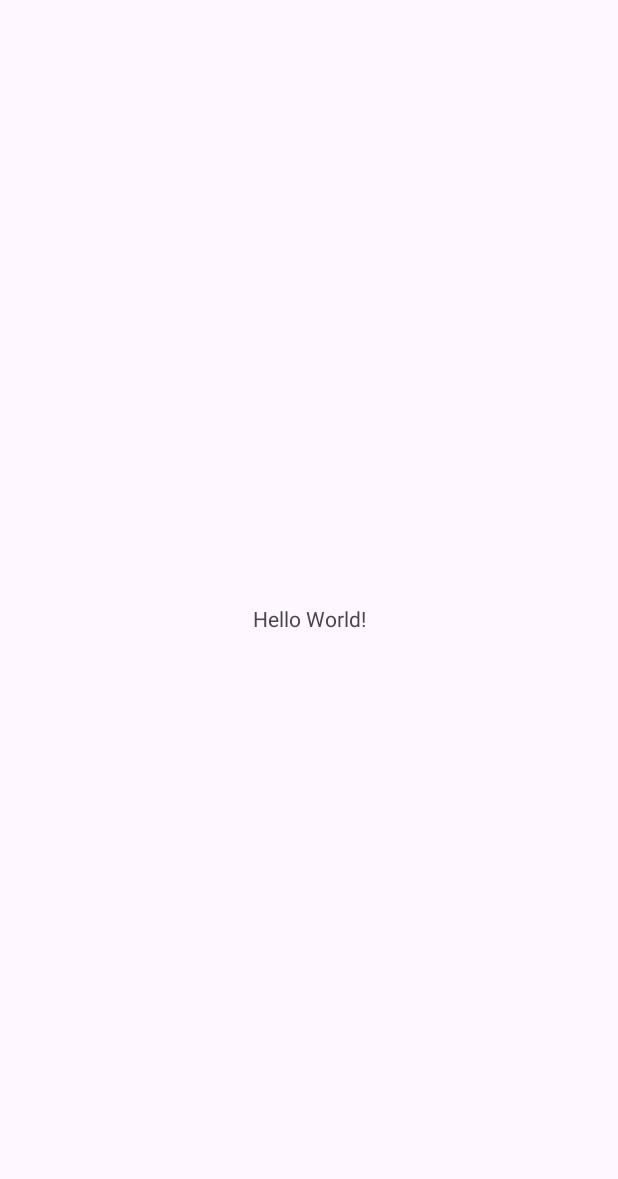
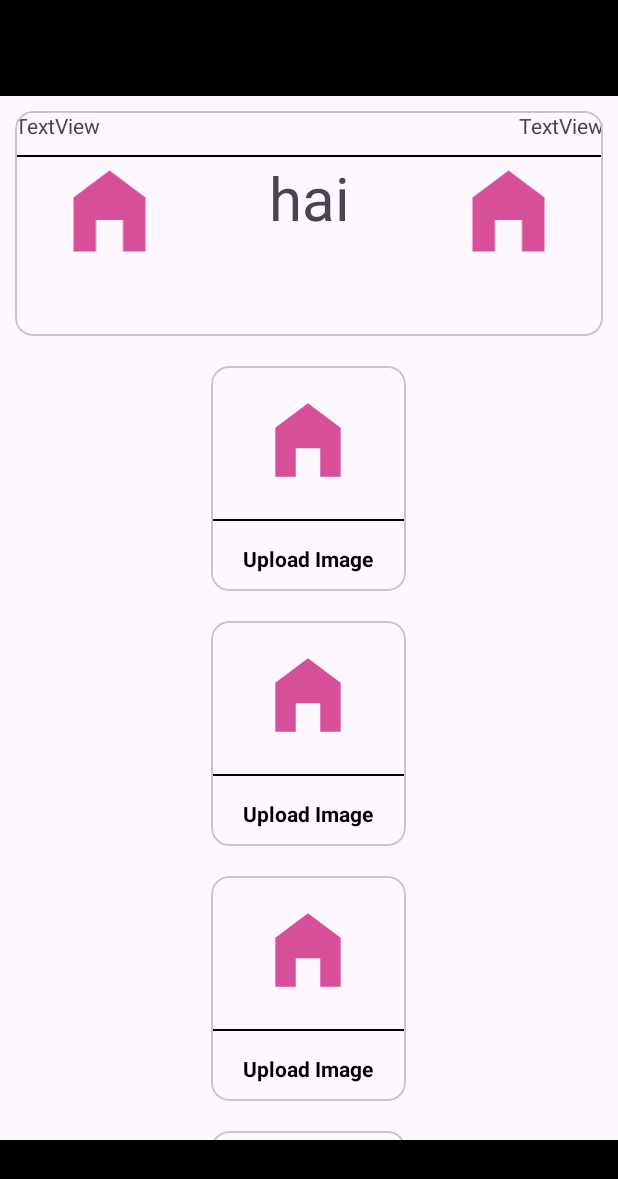
Before and after one commit to AbhinavMalviya58/UFM-Sports, an Android app: the screen it shows after launch (MainActivity), on a phone screen of 412 x 824 dp. Before the commit the part shown is almost empty. Shown: the top 1179 px of the screen. Run offline under Robolectric (Android 15) with nearby library versions, the phone set to English and light mode, and no system bars.

Commit message:
Android App Coding Assignment

```diff
--- a/app/build.gradle.kts
+++ b/app/build.gradle.kts
@@ -33,6 +33,10 @@ android {
 
 dependencies {
 
+    implementation("com.android.volley:volley:1.2.1")
+    implementation("com.squareup.retrofit2:converter-gson:2.8.1")
+    implementation("com.squareup.retrofit2:retrofit:2.9.0")
+    implementation("com.squareup.okhttp3:logging-interceptor:4.12.0")
     implementation(libs.appcompat)
     implementation(libs.material)
     implementation(libs.activity)
--- a/app/src/main/AndroidManifest.xml
+++ b/app/src/main/AndroidManifest.xml
@@ -1,6 +1,7 @@
 <?xml version="1.0" encoding="utf-8"?>
 <manifest xmlns:android="http://schemas.android.com/apk/res/android"
     xmlns:tools="http://schemas.android.com/tools">
+    <uses-permission android:name="android.permission.INTERNET"/>
 
     <application
         android:allowBackup="true"
--- /dev/null
+++ b/app/src/main/java/com/example/ufmsports/Api.java
@@ -0,0 +1,6 @@
+package com.example.ufmsports;
+
+public interface Api {
+
+
+}
--- a/app/src/main/java/com/example/ufmsports/MainActivity.java
+++ b/app/src/main/java/com/example/ufmsports/MainActivity.java
@@ -20,5 +20,7 @@ public class MainActivity extends AppCompatActivity {
             v.setPadding(systemBars.left, systemBars.top, systemBars.right, systemBars.bottom);
             return insets;
         });
+
+
     }
 }
--- /dev/null
+++ b/app/src/main/res/drawable/baseline_home_filled_24.xml
@@ -0,0 +1,5 @@
+<vector xmlns:android="http://schemas.android.com/apk/res/android" android:height="24dp" android:tint="#D74F99" android:viewportHeight="24" android:viewportWidth="24" android:width="24dp">
+
+    <path android:fillColor="@android:color/white" android:pathData="M12,3L4,9v12h5v-7h6v7h5V9z"/>
+
+</vector>
--- /dev/null
+++ b/app/src/main/res/drawable/baseline_star_outline_24.xml
@@ -0,0 +1,5 @@
+<vector xmlns:android="http://schemas.android.com/apk/res/android" android:height="24dp" android:tint="#000000" android:viewportHeight="24" android:viewportWidth="24" android:width="24dp">
+
+    <path android:fillColor="@android:color/white" android:pathData="M22,9.24l-7.19,-0.62L12,2 9.19,8.63 2,9.24l5.46,4.73L5.82,21 12,17.27 18.18,21l-1.63,-7.03L22,9.24zM12,15.4l-3.76,2.27 1,-4.28 -3.32,-2.88 4.38,-0.38L12,6.1l1.71,4.04 4.38,0.38 -3.32,2.88 1,4.28L12,15.4z"/>
+
+</vector>
--- a/app/src/main/res/layout/activity_main.xml
+++ b/app/src/main/res/layout/activity_main.xml
@@ -3,17 +3,40 @@
     xmlns:app="http://schemas.android.com/apk/res-auto"
     xmlns:tools="http://schemas.android.com/tools"
     android:id="@+id/main"
+    android:orientation="vertical"
     android:layout_width="match_parent"
     android:layout_height="match_parent"
     tools:context=".MainActivity">
 
-    <TextView
-        android:layout_width="wrap_content"
-        android:layout_height="wrap_content"
-        android:text="Hello World!"
+    <LinearLayout
+        android:id="@+id/linearLayout2"
+        android:layout_width="match_parent"
+        android:layout_height="match_parent"
+        android:layout_marginBottom="60dp"
+        android:orientation="vertical"
         app:layout_constraintBottom_toBottomOf="parent"
         app:layout_constraintEnd_toEndOf="parent"
         app:layout_constraintStart_toStartOf="parent"
-        app:layout_constraintTop_toTopOf="parent" />
+        app:layout_constraintTop_toTopOf="parent">
+
+        <include
+            android:id="@+id/include2"
+            layout="@layout/hadder" />
+
+        <include layout="@layout/upcoming" />
+
+    </LinearLayout>
+
+    <LinearLayout
+        android:id="@+id/linearLayout"
+        android:layout_width="match_parent"
+        android:layout_height="wrap_content"
+        app:layout_constraintBottom_toBottomOf="parent"
+        app:layout_constraintEnd_toEndOf="parent"
+        app:layout_constraintStart_toStartOf="parent">
+
+        <include layout="@layout/footer" />
+
+    </LinearLayout>
 
 </androidx.constraintlayout.widget.ConstraintLayout>
--- /dev/null
+++ b/app/src/main/res/layout/footer.xml
@@ -0,0 +1,19 @@
+<?xml version="1.0" encoding="utf-8"?>
+<LinearLayout xmlns:android="http://schemas.android.com/apk/res/android"
+    xmlns:app="http://schemas.android.com/apk/res-auto"
+    android:layout_width="match_parent"
+    android:layout_gravity="bottom"
+    android:layout_height="wrap_content">
+
+    <androidx.appcompat.widget.Toolbar
+        android:id="@+id/footer"
+        android:layout_width="match_parent"
+        android:layout_height="?attr/actionBarSize"
+        android:background="@color/black"
+        android:elevation="5dp"
+        android:orientation="horizontal">
+
+    </androidx.appcompat.widget.Toolbar>
+
+
+</LinearLayout>
--- /dev/null
+++ b/app/src/main/res/layout/hadder.xml
@@ -0,0 +1,16 @@
+<?xml version="1.0" encoding="utf-8"?>
+<LinearLayout xmlns:android="http://schemas.android.com/apk/res/android"
+    xmlns:tools="http://schemas.android.com/tools"
+    android:layout_width="match_parent"
+    android:layout_height="wrap_content">
+
+    <androidx.appcompat.widget.Toolbar
+        android:id="@+id/hadder"
+        android:background="@color/black"
+        android:elevation="5dp"
+        android:layout_width="match_parent"
+        android:orientation="horizontal"
+        android:layout_height="?attr/actionBarSize">
+    </androidx.appcompat.widget.Toolbar>
+
+</LinearLayout>
--- /dev/null
+++ b/app/src/main/res/layout/upcoming.xml
@@ -0,0 +1,311 @@
+<?xml version="1.0" encoding="utf-8"?>
+<ScrollView xmlns:android="http://schemas.android.com/apk/res/android"
+    android:layout_width="match_parent"
+    android:layout_height="wrap_content">
+
+    <LinearLayout
+        android:layout_width="match_parent"
+        android:layout_height="wrap_content"
+        android:gravity="center"
+        android:orientation="vertical">
+
+
+        <com.google.android.material.card.MaterialCardView
+            android:layout_width="match_parent"
+            android:layout_height="150dp"
+            android:layout_margin="10dp">
+
+            <LinearLayout
+                android:layout_width="match_parent"
+                android:layout_height="match_parent"
+                android:orientation="vertical">
+
+                <LinearLayout
+                    android:layout_width="match_parent"
+                    android:layout_height="wrap_content"
+                    android:orientation="horizontal">
+
+                    <TextView
+                        android:id="@+id/textView"
+                        android:layout_width="wrap_content"
+                        android:layout_height="wrap_content"
+                        android:layout_weight="1"
+                        android:text="TextView" />
+
+                    <TextView
+                        android:id="@+id/textView3"
+                        android:layout_width="wrap_content"
+                        android:layout_height="wrap_content"
+                        android:gravity="right"
+                        android:layout_weight="1"
+                        android:text="TextView" />
+                </LinearLayout>
+
+                <View
+                    android:layout_width="match_parent"
+                    android:layout_height="1dp"
+                    android:layout_marginTop="10dp"
+                    android:background="@color/black" />
+
+                <RelativeLayout
+                    android:layout_width="match_parent"
+                    android:layout_height="wrap_content"
+                    android:orientation="horizontal">
+
+                    <LinearLayout
+                        android:id="@+id/linearLayout3"
+                        android:layout_width="wrap_content"
+                        android:layout_height="wrap_content"
+                        android:gravity="left"
+                        android:orientation="vertical">
+
+                        <ImageView
+                            android:id="@+id/teemA"
+                            android:layout_width="126dp"
+                            android:layout_height="72dp"
+                            android:src="@drawable/baseline_home_filled_24" />
+                    </LinearLayout>
+
+                    <LinearLayout
+                        android:layout_width="wrap_content"
+                        android:layout_height="wrap_content"
+                        android:layout_toStartOf="@+id/linearLayout4"
+                        android:layout_toEndOf="@+id/linearLayout3">
+
+                        <TextView
+                            android:layout_width="match_parent"
+                            android:layout_height="wrap_content"
+                            android:textSize="40dp"
+                            android:gravity="center"
+                            android:text="hai" />
+                    </LinearLayout>
+
+                    <LinearLayout
+                        android:id="@+id/linearLayout4"
+                        android:layout_width="wrap_content"
+                        android:layout_height="wrap_content"
+                        android:layout_alignParentEnd="true"
+                        android:gravity="right"
+                        android:orientation="vertical">
+
+                        <ImageView
+                            android:id="@+id/teemB"
+                            android:layout_width="126dp"
+                            android:layout_height="72dp"
+                            android:src="@drawable/baseline_home_filled_24" />
+                    </LinearLayout>
+
+
+                </RelativeLayout>
+
+
+            </LinearLayout>
+
+        </com.google.android.material.card.MaterialCardView>
+
+        <com.google.android.material.card.MaterialCardView
+            android:layout_width="130dp"
+            android:layout_height="150dp"
+            android:layout_margin="10dp">
+
+            <LinearLayout
+                android:layout_width="match_parent"
+                android:layout_height="match_parent"
+                android:gravity="center"
+                android:orientation="vertical">
+
+                <LinearLayout
+                    android:layout_width="85dp"
+                    android:layout_height="85dp"
+                    android:gravity="center">
+                    <ImageView
+                        android:layout_width="65dp"
+                        android:layout_height="65dp"
+                        android:src="@drawable/baseline_home_filled_24" />
+                </LinearLayout>
+
+                <View
+                    android:layout_width="match_parent"
+                    android:layout_height="1dp"
+                    android:layout_marginTop="10dp"
+                    android:background="@color/black" />
+
+                <TextView
+                    android:layout_width="wrap_content"
+                    android:layout_height="wrap_content"
+                    android:layout_marginTop="10dp"
+                    android:padding="5dp"
+                    android:text="Upload Image"
+                    android:textColor="@color/black"
+                    android:textStyle="bold" />
+
+
+            </LinearLayout>
+
+        </com.google.android.material.card.MaterialCardView>
+
+        <com.google.android.material.card.MaterialCardView
+            android:layout_width="130dp"
+            android:layout_height="150dp"
+            android:layout_margin="10dp">
+
+            <LinearLayout
+                android:layout_width="match_parent"
+                android:layout_height="match_parent"
+                android:gravity="center"
+                android:orientation="vertical">
+
+                <LinearLayout
+                    android:layout_width="85dp"
+                    android:layout_height="85dp"
+                    android:gravity="center">
+                    <ImageView
+                        android:layout_width="65dp"
+                        android:layout_height="65dp"
+                        android:src="@drawable/baseline_home_filled_24" />
+                </LinearLayout>
+
+                <View
+                    android:layout_width="match_parent"
+                    android:layout_height="1dp"
+                    android:layout_marginTop="10dp"
+                    android:background="@color/black" />
+
+                <TextView
+                    android:layout_width="wrap_content"
+                    android:layout_height="wrap_content"
+                    android:layout_marginTop="10dp"
+                    android:padding="5dp"
+                    android:text="Upload Image"
+                    android:textColor="@color/black"
+                    android:textStyle="bold" />
+
+
+            </LinearLayout>
+
+        </com.google.android.material.card.MaterialCardView>
+        <com.google.android.material.card.MaterialCardView
+            android:layout_width="130dp"
+            android:layout_height="150dp"
+            android:layout_margin="10dp">
+
+            <LinearLayout
+                android:layout_width="match_parent"
+                android:layout_height="match_parent"
+                android:gravity="center"
+                android:orientation="vertical">
+
+                <LinearLayout
+                    android:layout_width="85dp"
+                    android:layout_height="85dp"
+                    android:gravity="center">
+                    <ImageView
+                        android:layout_width="65dp"
+                        android:layout_height="65dp"
+                        android:src="@drawable/baseline_home_filled_24" />
+                </LinearLayout>
+
+                <View
+                    android:layout_width="match_parent"
+                    android:layout_height="1dp"
+                    android:layout_marginTop="10dp"
+                    android:background="@color/black" />
+
+                <TextView
+                    android:layout_width="wrap_content"
+                    android:layout_height="wrap_content"
+                    android:layout_marginTop="10dp"
+                    android:padding="5dp"
+                    android:text="Upload Image"
+                    android:textColor="@color/black"
+                    android:textStyle="bold" />
+
+
+            </LinearLayout>
+
+        </com.google.android.material.card.MaterialCardView>
+        <com.google.android.material.card.MaterialCardView
+            android:layout_width="130dp"
+            android:layout_height="150dp"
+            android:layout_margin="10dp">
+
+            <LinearLayout
+                android:layout_width="match_parent"
+                android:layout_height="match_parent"
+                android:gravity="center"
+                android:orientation="vertical">
+
+                <LinearLayout
+                    android:layout_width="85dp"
+                    android:layout_height="85dp"
+                    android:gravity="center">
+                    <ImageView
+                        android:layout_width="65dp"
+                        android:layout_height="65dp"
+                        android:src="@drawable/baseline_home_filled_24" />
+                </LinearLayout>
+
+                <View
+                    android:layout_width="match_parent"
+                    android:layout_height="1dp"
+                    android:layout_marginTop="10dp"
+                    android:background="@color/black" />
+
+                <TextView
+                    android:layout_width="wrap_content"
+                    android:layout_height="wrap_content"
+                    android:layout_marginTop="10dp"
+                    android:padding="5dp"
+                    android:text="Upload Image"
+                    android:textColor="@color/black"
+                    android:textStyle="bold" />
+
+
+            </LinearLayout>
+
+        </com.google.android.material.card.MaterialCardView>
+        <com.google.android.material.card.MaterialCardView
+            android:layout_width="130dp"
+            android:layout_height="150dp"
+            android:layout_margin="10dp">
+
+            <LinearLayout
+                android:layout_width="match_parent"
+                android:layout_height="match_parent"
+                android:gravity="center"
+                android:orientation="vertical">
+
+                <LinearLayout
+                    android:layout_width="85dp"
+                    android:layout_height="85dp"
+                    android:gravity="center">
+                    <ImageView
+                        android:layout_width="65dp"
+                        android:layout_height="65dp"
+                        android:src="@drawable/baseline_home_filled_24" />
+                </LinearLayout>
+
+                <View
+                    android:layout_width="match_parent"
+                    android:layout_height="1dp"
+                    android:layout_marginTop="10dp"
+                    android:background="@color/black" />
+
+                <TextView
+                    android:layout_width="wrap_content"
+                    android:layout_height="wrap_content"
+                    android:layout_marginTop="10dp"
+                    android:padding="5dp"
+                    android:text="Upload Image"
+                    android:textColor="@color/black"
+                    android:textStyle="bold" />
+
+
+            </LinearLayout>
+
+        </com.google.android.material.card.MaterialCardView>
+
+    </LinearLayout>
+
+
+</ScrollView>
```
Also changed, not shown: app/src/main/java/com/example/ufmsports/model.java (added, +231 -0 lines).
